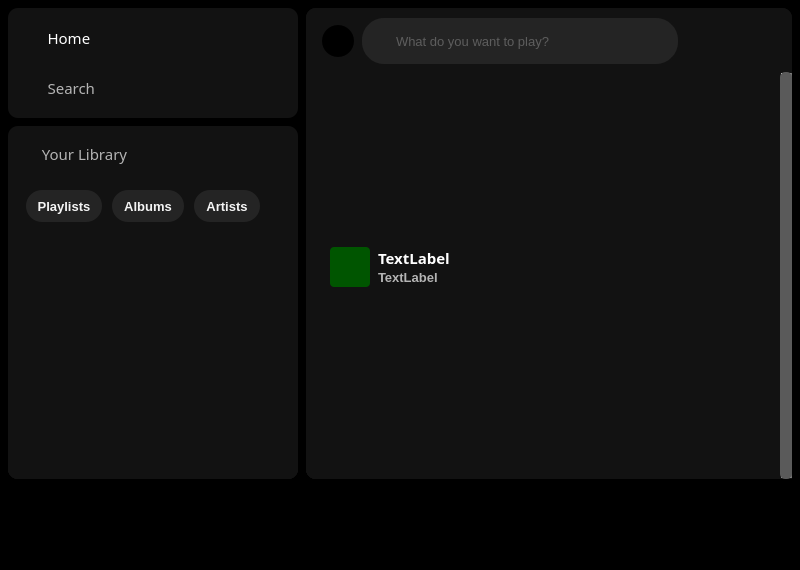
The window that ui/mainwindow.ui (TomasTNunes/AudioStreamer) describes before a commit, drawn with Qt 5.
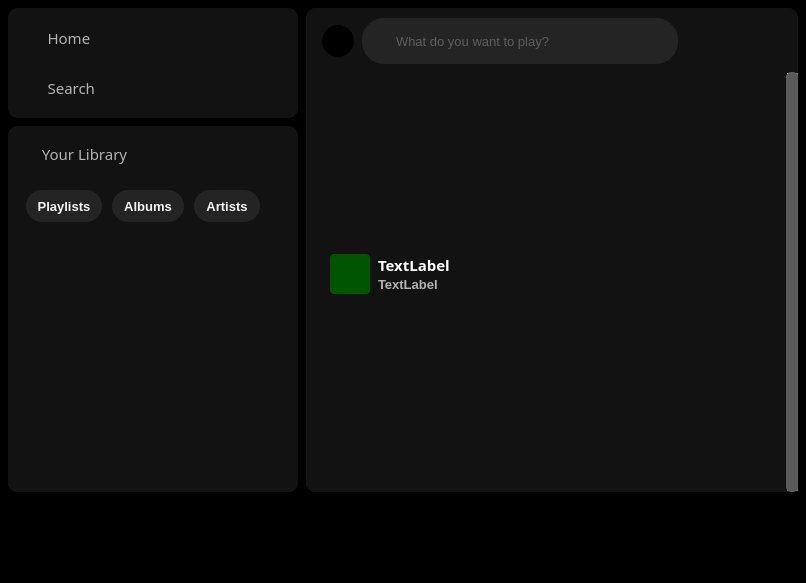
The same window after the commit. Icons and pictures are not drawn.

Commit message: main window

The edit to the form file:
```diff
--- a/ui/mainwindow.ui
+++ b/ui/mainwindow.ui
@@ -6,8 +6,8 @@
    <rect>
     <x>0</x>
     <y>0</y>
-    <width>800</width>
-    <height>570</height>
+    <width>806</width>
+    <height>583</height>
    </rect>
   </property>
   <property name="minimumSize">
@@ -186,7 +186,7 @@
             <bool>true</bool>
            </property>
            <property name="checked">
-            <bool>true</bool>
+            <bool>false</bool>
            </property>
            <property name="autoRepeat">
             <bool>false</bool>
@@ -651,7 +651,7 @@
               <x>0</x>
               <y>0</y>
               <width>290</width>
-              <height>247</height>
+              <height>260</height>
              </rect>
             </property>
            </widget>
@@ -928,8 +928,8 @@
             <rect>
              <x>0</x>
              <y>0</y>
-             <width>472</width>
-             <height>407</height>
+             <width>478</width>
+             <height>420</height>
             </rect>
            </property>
            <property name="styleSheet">
```
The commit also changes 3 other files.
